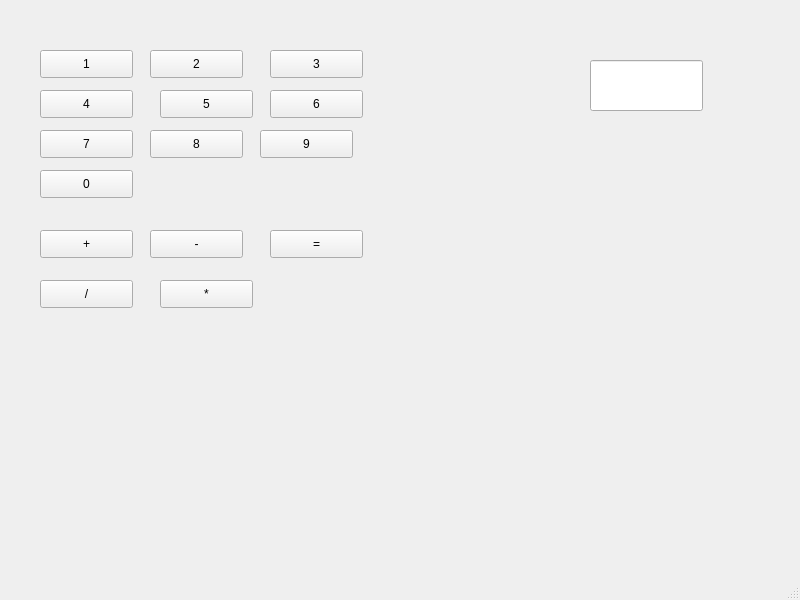
Above: calculator_interface.ui from RomanStasiv13/calculator before the change. Below: the same form after it.
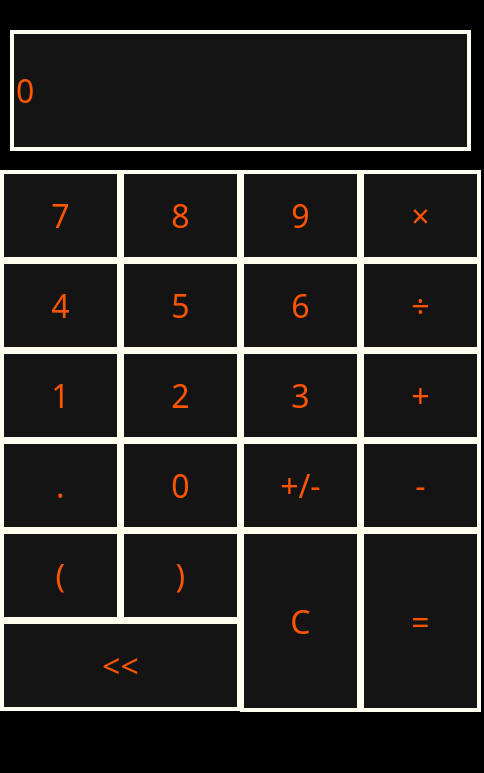
That is the form after the change.

Commit message: Homework19_Calculator

Diff of the .ui file:
```diff
--- a/calculator_interface.ui
+++ b/calculator_interface.ui
@@ -6,23 +6,54 @@
    <rect>
     <x>0</x>
     <y>0</y>
-    <width>800</width>
-    <height>600</height>
+    <width>484</width>
+    <height>773</height>
    </rect>
   </property>
   <property name="windowTitle">
    <string>MainWindow</string>
   </property>
+  <property name="styleSheet">
+   <string notr="true">background-color: rgb(0, 0, 0);</string>
+  </property>
   <widget class="QWidget" name="centralwidget">
+   <property name="styleSheet">
+    <string notr="true">QPushButton
+{color: rgb(255, 85, 0);
+border: 4px solid rgb(254, 255, 239);
+background-color: rgb(20, 20, 20);
+}
+
+QPushButton:hover
+{
+color: rgb(255, 0, 0);
+background-color: rgb(29, 0, 88);
+}
+</string>
+   </property>
    <widget class="QPushButton" name="pushButton">
     <property name="geometry">
      <rect>
-      <x>40</x>
-      <y>50</y>
-      <width>93</width>
-      <height>28</height>
+      <x>0</x>
+      <y>350</y>
+      <width>121</width>
+      <height>91</height>
      </rect>
     </property>
+    <property name="font">
+     <font>
+      <family>Shrikhand</family>
+      <pointsize>24</pointsize>
+      <weight>50</weight>
+      <bold>false</bold>
+     </font>
+    </property>
+    <property name="cursor">
+     <cursorShape>PointingHandCursor</cursorShape>
+    </property>
+    <property name="styleSheet">
+     <string notr="true"/>
+    </property>
     <property name="text">
      <string>1</string>
     </property>
@@ -30,22 +61,50 @@
    <widget class="QLineEdit" name="lineEdit">
     <property name="geometry">
      <rect>
-      <x>590</x>
-      <y>60</y>
-      <width>113</width>
-      <height>51</height>
+      <x>10</x>
+      <y>30</y>
+      <width>461</width>
+      <height>121</height>
      </rect>
     </property>
+    <property name="font">
+     <font>
+      <family>Shrikhand</family>
+      <pointsize>24</pointsize>
+     </font>
+    </property>
+    <property name="styleSheet">
+     <string notr="true">color: rgb(255, 85, 0);
+border: 4px solid rgb(254, 255, 239);
+background-color: rgb(20, 20, 20);</string>
+    </property>
+    <property name="text">
+     <string>0</string>
+    </property>
    </widget>
    <widget class="QPushButton" name="pushButton_2">
     <property name="geometry">
      <rect>
-      <x>150</x>
-      <y>50</y>
-      <width>93</width>
-      <height>28</height>
+      <x>120</x>
+      <y>350</y>
+      <width>121</width>
+      <height>91</height>
      </rect>
     </property>
+    <property name="font">
+     <font>
+      <family>Shrikhand</family>
+      <pointsize>24</pointsize>
+      <weight>50</weight>
+      <bold>false</bold>
+     </font>
+    </property>
+    <property name="cursor">
+     <cursorShape>PointingHandCursor</cursorShape>
+    </property>
+    <property name="styleSheet">
+     <string notr="true"/>
+    </property>
     <property name="text">
      <string>2</string>
     </property>
@@ -53,12 +112,26 @@
    <widget class="QPushButton" name="pushButton_3">
     <property name="geometry">
      <rect>
-      <x>270</x>
-      <y>50</y>
-      <width>93</width>
-      <height>28</height>
+      <x>240</x>
+      <y>350</y>
+      <width>121</width>
+      <height>91</height>
      </rect>
     </property>
+    <property name="font">
+     <font>
+      <family>Shrikhand</family>
+      <pointsize>24</pointsize>
+      <weight>50</weight>
+      <bold>false</bold>
+     </font>
+    </property>
+    <property name="cursor">
+     <cursorShape>PointingHandCursor</cursorShape>
+    </property>
+    <property name="styleSheet">
+     <string notr="true"/>
+    </property>
     <property name="text">
      <string>3</string>
     </property>
@@ -66,12 +139,26 @@
    <widget class="QPushButton" name="pushButton_4">
     <property name="geometry">
      <rect>
-      <x>40</x>
-      <y>90</y>
-      <width>93</width>
-      <height>28</height>
+      <x>0</x>
+      <y>260</y>
+      <width>121</width>
+      <height>91</height>
      </rect>
     </property>
+    <property name="font">
+     <font>
+      <family>Shrikhand</family>
+      <pointsize>24</pointsize>
+      <weight>50</weight>
+      <bold>false</bold>
+     </font>
+    </property>
+    <property name="cursor">
+     <cursorShape>PointingHandCursor</cursorShape>
+    </property>
+    <property name="styleSheet">
+     <string notr="true"/>
+    </property>
     <property name="text">
      <string>4</string>
     </property>
@@ -79,12 +166,26 @@
    <widget class="QPushButton" name="pushButton_5">
     <property name="geometry">
      <rect>
-      <x>160</x>
-      <y>90</y>
-      <width>93</width>
-      <height>28</height>
+      <x>120</x>
+      <y>260</y>
+      <width>121</width>
+      <height>91</height>
      </rect>
     </property>
+    <property name="font">
+     <font>
+      <family>Shrikhand</family>
+      <pointsize>24</pointsize>
+      <weight>50</weight>
+      <bold>false</bold>
+     </font>
+    </property>
+    <property name="cursor">
+     <cursorShape>PointingHandCursor</cursorShape>
+    </property>
+    <property name="styleSheet">
+     <string notr="true"/>
+    </property>
     <property name="text">
      <string>5</string>
     </property>
@@ -92,12 +193,26 @@
    <widget class="QPushButton" name="pushButton_6">
     <property name="geometry">
      <rect>
-      <x>270</x>
-      <y>90</y>
-      <width>93</width>
-      <height>28</height>
+      <x>240</x>
+      <y>260</y>
+      <width>121</width>
+      <height>91</height>
      </rect>
     </property>
+    <property name="font">
+     <font>
+      <family>Shrikhand</family>
+      <pointsize>24</pointsize>
+      <weight>50</weight>
+      <bold>false</bold>
+     </font>
+    </property>
+    <property name="cursor">
+     <cursorShape>PointingHandCursor</cursorShape>
+    </property>
+    <property name="styleSheet">
+     <string notr="true"/>
+    </property>
     <property name="text">
      <string>6</string>
     </property>
@@ -105,12 +220,26 @@
    <widget class="QPushButton" name="pushButton_7">
     <property name="geometry">
      <rect>
-      <x>40</x>
-      <y>130</y>
-      <width>93</width>
-      <height>28</height>
+      <x>0</x>
+      <y>170</y>
+      <width>121</width>
+      <height>91</height>
      </rect>
     </property>
+    <property name="font">
+     <font>
+      <family>Shrikhand</family>
+      <pointsize>24</pointsize>
+      <weight>50</weight>
+      <bold>false</bold>
+     </font>
+    </property>
+    <property name="cursor">
+     <cursorShape>PointingHandCursor</cursorShape>
+    </property>
+    <property name="styleSheet">
+     <string notr="true"/>
+    </property>
     <property name="text">
      <string>7</string>
     </property>
@@ -118,12 +247,26 @@
    <widget class="QPushButton" name="pushButton_8">
     <property name="geometry">
      <rect>
-      <x>150</x>
-      <y>130</y>
-      <width>93</width>
-      <height>28</height>
+      <x>120</x>
+      <y>170</y>
+      <width>121</width>
+      <height>91</height>
      </rect>
     </property>
+    <property name="font">
+     <font>
+      <family>Shrikhand</family>
+      <pointsize>24</pointsize>
+      <weight>50</weight>
+      <bold>false</bold>
+     </font>
+    </property>
+    <property name="cursor">
+     <cursorShape>PointingHandCursor</cursorShape>
+    </property>
+    <property name="styleSheet">
+     <string notr="true"/>
+    </property>
     <property name="text">
      <string>8</string>
     </property>
@@ -131,12 +274,26 @@
    <widget class="QPushButton" name="pushButton_9">
     <property name="geometry">
      <rect>
-      <x>260</x>
-      <y>130</y>
-      <width>93</width>
-      <height>28</height>
+      <x>240</x>
+      <y>170</y>
+      <width>121</width>
+      <height>91</height>
      </rect>
     </property>
+    <property name="font">
+     <font>
+      <family>Shrikhand</family>
+      <pointsize>24</pointsize>
+      <weight>50</weight>
+      <bold>false</bold>
+     </font>
+    </property>
+    <property name="cursor">
+     <cursorShape>PointingHandCursor</cursorShape>
+    </property>
+    <property name="styleSheet">
+     <string notr="true"/>
+    </property>
     <property name="text">
      <string>9</string>
     </property>
@@ -144,12 +301,26 @@
    <widget class="QPushButton" name="pushButton_10">
     <property name="geometry">
      <rect>
-      <x>40</x>
-      <y>170</y>
-      <width>93</width>
-      <height>28</height>
+      <x>120</x>
+      <y>440</y>
+      <width>121</width>
+      <height>91</height>
      </rect>
     </property>
+    <property name="font">
+     <font>
+      <family>Shrikhand</family>
+      <pointsize>24</pointsize>
+      <weight>50</weight>
+      <bold>false</bold>
+     </font>
+    </property>
+    <property name="cursor">
+     <cursorShape>PointingHandCursor</cursorShape>
+    </property>
+    <property name="styleSheet">
+     <string notr="true"/>
+    </property>
     <property name="text">
      <string>0</string>
     </property>
@@ -157,12 +328,26 @@
    <widget class="QPushButton" name="pushButton_11">
     <property name="geometry">
      <rect>
-      <x>40</x>
-      <y>230</y>
-      <width>93</width>
-      <height>28</height>
+      <x>360</x>
+      <y>350</y>
+      <width>121</width>
+      <height>91</height>
      </rect>
     </property>
+    <property name="font">
+     <font>
+      <family>Shrikhand</family>
+      <pointsize>24</pointsize>
+      <weight>50</weight>
+      <bold>false</bold>
+     </font>
+    </property>
+    <property name="cursor">
+     <cursorShape>PointingHandCursor</cursorShape>
+    </property>
+    <property name="styleSheet">
+     <string notr="true"/>
+    </property>
     <property name="text">
      <string>+</string>
     </property>
@@ -170,12 +355,26 @@
    <widget class="QPushButton" name="pushButton_12">
     <property name="geometry">
      <rect>
-      <x>150</x>
-      <y>230</y>
-      <width>93</width>
-      <height>28</height>
+      <x>360</x>
+      <y>440</y>
+      <width>121</width>
+      <height>91</height>
      </rect>
     </property>
+    <property name="font">
+     <font>
+      <family>Shrikhand</family>
+      <pointsize>24</pointsize>
+      <weight>50</weight>
+      <bold>false</bold>
+     </font>
+    </property>
+    <property name="cursor">
+     <cursorShape>PointingHandCursor</cursorShape>
+    </property>
+    <property name="styleSheet">
+     <string notr="true"/>
+    </property>
     <property name="text">
      <string>-</string>
     </property>
@@ -183,12 +382,26 @@
    <widget class="QPushButton" name="pushButton_13">
     <property name="geometry">
      <rect>
-      <x>270</x>
-      <y>230</y>
-      <width>93</width>
-      <height>28</height>
+      <x>360</x>
+      <y>530</y>
+      <width>121</width>
+      <height>182</height>
      </rect>
     </property>
+    <property name="font">
+     <font>
+      <family>Shrikhand</family>
+      <pointsize>24</pointsize>
+      <weight>50</weight>
+      <bold>false</bold>
+     </font>
+    </property>
+    <property name="cursor">
+     <cursorShape>PointingHandCursor</cursorShape>
+    </property>
+    <property name="styleSheet">
+     <string notr="true"/>
+    </property>
     <property name="text">
      <string>=</string>
     </property>
@@ -196,27 +409,217 @@
    <widget class="QPushButton" name="pushButton_14">
     <property name="geometry">
      <rect>
-      <x>40</x>
-      <y>280</y>
-      <width>93</width>
-      <height>28</height>
+      <x>360</x>
+      <y>170</y>
+      <width>121</width>
+      <height>91</height>
      </rect>
     </property>
+    <property name="font">
+     <font>
+      <family>Shrikhand</family>
+      <pointsize>24</pointsize>
+      <weight>50</weight>
+      <bold>false</bold>
+     </font>
+    </property>
+    <property name="cursor">
+     <cursorShape>PointingHandCursor</cursorShape>
+    </property>
+    <property name="styleSheet">
+     <string notr="true"/>
+    </property>
     <property name="text">
-     <string>/</string>
+     <string>×</string>
     </property>
    </widget>
    <widget class="QPushButton" name="pushButton_15">
     <property name="geometry">
      <rect>
-      <x>160</x>
-      <y>280</y>
-      <width>93</width>
-      <height>28</height>
+      <x>360</x>
+      <y>260</y>
+      <width>121</width>
+      <height>91</height>
      </rect>
     </property>
+    <property name="font">
+     <font>
+      <family>Shrikhand</family>
+      <pointsize>24</pointsize>
+      <weight>50</weight>
+      <bold>false</bold>
+     </font>
+    </property>
+    <property name="cursor">
+     <cursorShape>PointingHandCursor</cursorShape>
+    </property>
+    <property name="styleSheet">
+     <string notr="true"/>
+    </property>
     <property name="text">
-     <string>*</string>
+     <string>÷</string>
+    </property>
+   </widget>
+   <widget class="QPushButton" name="pushButton_16">
+    <property name="geometry">
+     <rect>
+      <x>0</x>
+      <y>440</y>
+      <width>121</width>
+      <height>91</height>
+     </rect>
+    </property>
+    <property name="font">
+     <font>
+      <family>Shrikhand</family>
+      <pointsize>24</pointsize>
+      <weight>50</weight>
+      <bold>false</bold>
+     </font>
+    </property>
+    <property name="cursor">
+     <cursorShape>PointingHandCursor</cursorShape>
+    </property>
+    <property name="styleSheet">
+     <string notr="true"/>
+    </property>
+    <property name="text">
+     <string>.</string>
+    </property>
+   </widget>
+   <widget class="QPushButton" name="pushButton_17">
+    <property name="geometry">
+     <rect>
+      <x>240</x>
+      <y>530</y>
+      <width>121</width>
+      <height>182</height>
+     </rect>
+    </property>
+    <property name="font">
+     <font>
+      <family>Shrikhand</family>
+      <pointsize>24</pointsize>
+      <weight>50</weight>
+      <bold>false</bold>
+     </font>
+    </property>
+    <property name="cursor">
+     <cursorShape>PointingHandCursor</cursorShape>
+    </property>
+    <property name="styleSheet">
+     <string notr="true"/>
+    </property>
+    <property name="text">
+     <string>C</string>
+    </property>
+   </widget>
+   <widget class="QPushButton" name="pushButton_18">
+    <property name="geometry">
+     <rect>
+      <x>0</x>
+      <y>530</y>
+      <width>121</width>
+      <height>91</height>
+     </rect>
+    </property>
+    <property name="font">
+     <font>
+      <family>Shrikhand</family>
+      <pointsize>24</pointsize>
+      <weight>50</weight>
+      <bold>false</bold>
+     </font>
+    </property>
+    <property name="cursor">
+     <cursorShape>PointingHandCursor</cursorShape>
+    </property>
+    <property name="styleSheet">
+     <string notr="true"/>
+    </property>
+    <property name="text">
+     <string>(</string>
+    </property>
+   </widget>
+   <widget class="QPushButton" name="pushButton_19">
+    <property name="geometry">
+     <rect>
+      <x>120</x>
+      <y>530</y>
+      <width>121</width>
+      <height>91</height>
+     </rect>
+    </property>
+    <property name="font">
+     <font>
+      <family>Shrikhand</family>
+      <pointsize>24</pointsize>
+      <weight>50</weight>
+      <bold>false</bold>
+     </font>
+    </property>
+    <property name="cursor">
+     <cursorShape>PointingHandCursor</cursorShape>
+    </property>
+    <property name="styleSheet">
+     <string notr="true"/>
+    </property>
+    <property name="text">
+     <string>)</string>
+    </property>
+   </widget>
+   <widget class="QPushButton" name="pushButton_20">
+    <property name="geometry">
+     <rect>
+      <x>240</x>
+      <y>440</y>
+      <width>121</width>
+      <height>91</height>
+     </rect>
+    </property>
+    <property name="font">
+     <font>
+      <family>Shrikhand</family>
+      <pointsize>24</pointsize>
+      <weight>50</weight>
+      <bold>false</bold>
+     </font>
+    </property>
+    <property name="cursor">
+     <cursorShape>PointingHandCursor</cursorShape>
+    </property>
+    <property name="styleSheet">
+     <string notr="true"/>
+    </property>
+    <property name="text">
+     <string>+/-</string>
+    </property>
+   </widget>
+   <widget class="QPushButton" name="pushButton_21">
+    <property name="geometry">
+     <rect>
+      <x>0</x>
+      <y>620</y>
+      <width>241</width>
+      <height>91</height>
+     </rect>
+    </property>
+    <property name="font">
+     <font>
+      <family>Shrikhand</family>
+      <pointsize>24</pointsize>
+      <weight>50</weight>
+      <bold>false</bold>
+     </font>
+    </property>
+    <property name="cursor">
+     <cursorShape>PointingHandCursor</cursorShape>
+    </property>
+    <property name="styleSheet">
+     <string notr="true"/>
+    </property>
+    <property name="text">
+     <string>&lt;&lt;</string>
     </property>
    </widget>
   </widget>
```
Left out of the diff: 2 changed lines with no effect on the pictures. The commit also changes 5 other files.
